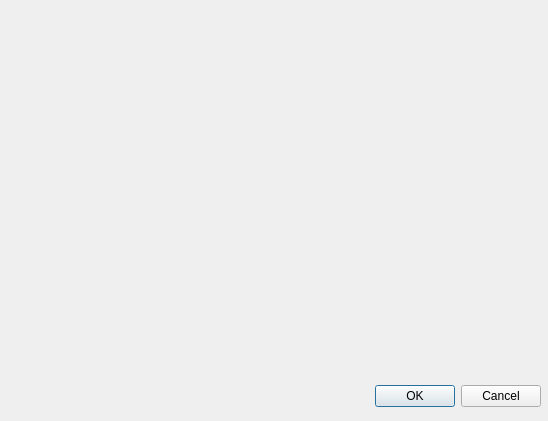
Before: the Qt Designer form ui/dialog/pm_count.ui in JoonKai/WorkLog, drawn with Qt 5.
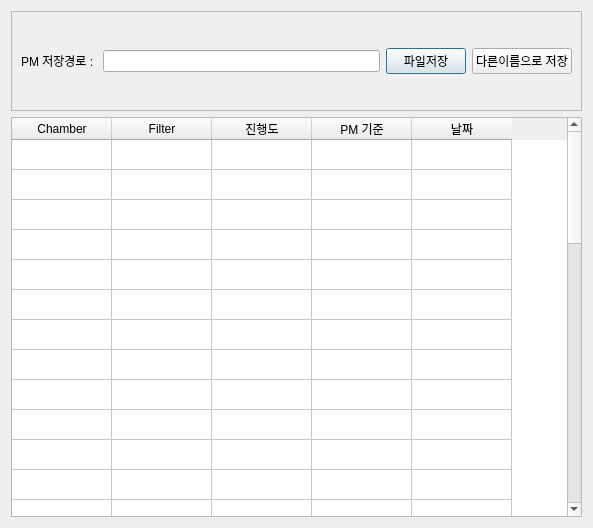
After: the same form once the commit is applied. Icons and pictures are not drawn.

```diff
--- a/ui/dialog/pm_count.ui
+++ b/ui/dialog/pm_count.ui
@@ -6,29 +6,151 @@
    <rect>
     <x>0</x>
     <y>0</y>
-    <width>548</width>
-    <height>421</height>
+    <width>593</width>
+    <height>528</height>
    </rect>
   </property>
   <property name="windowTitle">
    <string>Dialog</string>
   </property>
-  <widget class="QDialogButtonBox" name="buttonBox">
-   <property name="geometry">
-    <rect>
-     <x>200</x>
-     <y>380</y>
-     <width>341</width>
-     <height>32</height>
-    </rect>
-   </property>
-   <property name="orientation">
-    <enum>Qt::Orientation::Horizontal</enum>
-   </property>
-   <property name="standardButtons">
-    <set>QDialogButtonBox::StandardButton::Cancel|QDialogButtonBox::StandardButton::Ok</set>
-   </property>
-  </widget>
+  <layout class="QGridLayout" name="gridLayout">
+   <item row="0" column="0">
+    <layout class="QVBoxLayout" name="verticalLayout" stretch="2,8">
+     <item>
+      <widget class="QFrame" name="frame">
+       <property name="frameShape">
+        <enum>QFrame::Shape::StyledPanel</enum>
+       </property>
+       <property name="frameShadow">
+        <enum>QFrame::Shadow::Raised</enum>
+       </property>
+       <layout class="QGridLayout" name="gridLayout_2">
+        <item row="0" column="0">
+         <layout class="QVBoxLayout" name="verticalLayout_2">
+          <item>
+           <layout class="QHBoxLayout" name="horizontalLayout">
+            <item>
+             <widget class="QLabel" name="label">
+              <property name="text">
+               <string>PM 저장경로 : </string>
+              </property>
+             </widget>
+            </item>
+            <item>
+             <widget class="QLineEdit" name="lineEdit">
+              <property name="readOnly">
+               <bool>true</bool>
+              </property>
+             </widget>
+            </item>
+            <item>
+             <widget class="QPushButton" name="pushButton">
+              <property name="text">
+               <string>파일저장</string>
+              </property>
+             </widget>
+            </item>
+            <item>
+             <widget class="QPushButton" name="pushButton_2">
+              <property name="text">
+               <string>다른이름으로 저장</string>
+              </property>
+             </widget>
+            </item>
+           </layout>
+          </item>
+          <item>
+           <layout class="QHBoxLayout" name="horizontalLayout_2"/>
+          </item>
+         </layout>
+        </item>
+       </layout>
+      </widget>
+     </item>
+     <item>
+      <widget class="QTableWidget" name="tableWidget">
+       <property name="rowCount">
+        <number>40</number>
+       </property>
+       <attribute name="horizontalHeaderVisible">
+        <bool>true</bool>
+       </attribute>
+       <attribute name="verticalHeaderVisible">
+        <bool>false</bool>
+       </attribute>
+       <row/>
+       <row/>
+       <row/>
+       <row/>
+       <row/>
+       <row/>
+       <row/>
+       <row/>
+       <row/>
+       <row/>
+       <row/>
+       <row/>
+       <row/>
+       <row/>
+       <row/>
+       <row/>
+       <row/>
+       <row/>
+       <row/>
+       <row/>
+       <row/>
+       <row/>
+       <row/>
+       <row/>
+       <row/>
+       <row/>
+       <row/>
+       <row/>
+       <row/>
+       <row/>
+       <row/>
+       <row/>
+       <row/>
+       <row/>
+       <row/>
+       <row/>
+       <row/>
+       <row/>
+       <row/>
+       <row/>
+       <column>
+        <property name="text">
+         <string>Chamber</string>
+        </property>
+       </column>
+       <column>
+        <property name="text">
+         <string>Filter</string>
+        </property>
+       </column>
+       <column>
+        <property name="text">
+         <string>진행도</string>
+        </property>
+       </column>
+       <column>
+        <property name="text">
+         <string>PM 기준</string>
+        </property>
+       </column>
+       <column>
+        <property name="text">
+         <string>날짜</string>
+        </property>
+        <property name="icon">
+         <iconset theme="QIcon::ThemeIcon::DocumentOpenRecent"/>
+        </property>
+       </column>
+      </widget>
+     </item>
+    </layout>
+   </item>
+  </layout>
  </widget>
  <resources/>
  <connections>
```
Left out of the diff: 37 changed lines with no effect on the pictures.
